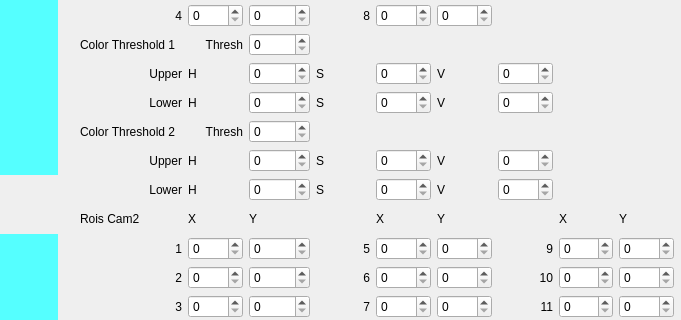
First picture: the form in Simulation.ui, repository rigoletiny/ovos_moles_gui, before the edit; both pictures show x 343 to 1024 and y 116 to 436 of the 1024 by 724 pixel window.
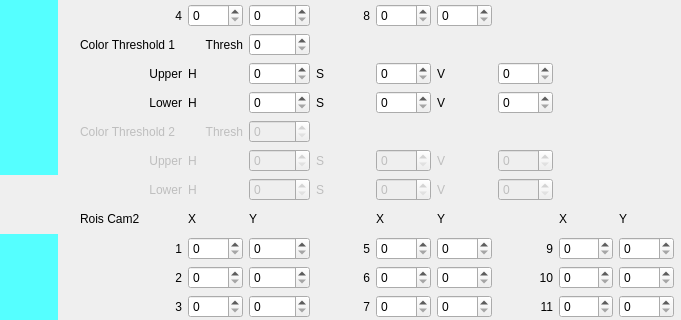
Second picture: the form after the edit.

Commit message: Disabling un-used parameters

```diff
--- a/Simulation.ui
+++ b/Simulation.ui
@@ -121,6 +121,9 @@
     </property>
     <item row="10" column="5">
      <widget class="QLabel" name="label_36">
+      <property name="enabled">
+       <bool>false</bool>
+      </property>
       <property name="text">
        <string>V</string>
       </property>
@@ -128,6 +131,9 @@
     </item>
     <item row="10" column="1">
      <widget class="QLabel" name="label_34">
+      <property name="enabled">
+       <bool>false</bool>
+      </property>
       <property name="text">
        <string>H</string>
       </property>
@@ -135,6 +141,9 @@
     </item>
     <item row="10" column="6">
      <widget class="QSpinBox" name="tresh_2_V_upper">
+      <property name="enabled">
+       <bool>false</bool>
+      </property>
       <property name="maximum">
        <number>255</number>
       </property>
@@ -142,6 +151,9 @@
     </item>
     <item row="10" column="4">
      <widget class="QSpinBox" name="tresh_2_S_upper">
+      <property name="enabled">
+       <bool>false</bool>
+      </property>
       <property name="maximum">
        <number>255</number>
       </property>
@@ -387,6 +399,9 @@
     </item>
     <item row="10" column="3">
      <widget class="QLabel" name="label_35">
+      <property name="enabled">
+       <bool>false</bool>
+      </property>
       <property name="text">
        <string>S</string>
       </property>
@@ -990,6 +1005,9 @@
     </item>
     <item row="9" column="0">
      <widget class="QLabel" name="label_33">
+      <property name="enabled">
+       <bool>false</bool>
+      </property>
       <property name="text">
        <string>Color Threshold 2</string>
       </property>
@@ -997,6 +1015,9 @@
     </item>
     <item row="10" column="2">
      <widget class="QSpinBox" name="tresh_2_H_upper">
+      <property name="enabled">
+       <bool>false</bool>
+      </property>
       <property name="maximum">
        <number>360</number>
       </property>
@@ -1073,6 +1094,9 @@
     </item>
     <item row="11" column="1">
      <widget class="QLabel" name="label_60">
+      <property name="enabled">
+       <bool>false</bool>
+      </property>
       <property name="text">
        <string>H</string>
       </property>
@@ -1080,6 +1104,9 @@
     </item>
     <item row="10" column="0">
      <widget class="QLabel" name="label_61">
+      <property name="enabled">
+       <bool>false</bool>
+      </property>
       <property name="layoutDirection">
        <enum>Qt::LeftToRight</enum>
       </property>
@@ -1093,6 +1120,9 @@
     </item>
     <item row="11" column="0">
      <widget class="QLabel" name="label_62">
+      <property name="enabled">
+       <bool>false</bool>
+      </property>
       <property name="text">
        <string>Lower</string>
       </property>
@@ -1103,6 +1133,9 @@
     </item>
     <item row="11" column="3">
      <widget class="QLabel" name="label_63">
+      <property name="enabled">
+       <bool>false</bool>
+      </property>
       <property name="text">
        <string>S</string>
       </property>
@@ -1110,6 +1143,9 @@
     </item>
     <item row="11" column="5">
      <widget class="QLabel" name="label_64">
+      <property name="enabled">
+       <bool>false</bool>
+      </property>
       <property name="text">
        <string>V</string>
       </property>
@@ -1117,6 +1153,9 @@
     </item>
     <item row="11" column="2">
      <widget class="QSpinBox" name="tresh_2_H_lower">
+      <property name="enabled">
+       <bool>false</bool>
+      </property>
       <property name="maximum">
        <number>360</number>
       </property>
@@ -1124,6 +1163,9 @@
     </item>
     <item row="11" column="4">
      <widget class="QSpinBox" name="tresh_2_S_lower">
+      <property name="enabled">
+       <bool>false</bool>
+      </property>
       <property name="maximum">
        <number>255</number>
       </property>
@@ -1131,6 +1173,9 @@
     </item>
     <item row="11" column="6">
      <widget class="QSpinBox" name="tresh_2_V_lower">
+      <property name="enabled">
+       <bool>false</bool>
+      </property>
       <property name="maximum">
        <number>255</number>
       </property>
@@ -1138,6 +1183,9 @@
     </item>
     <item row="9" column="1">
      <widget class="QLabel" name="label_2">
+      <property name="enabled">
+       <bool>false</bool>
+      </property>
       <property name="text">
        <string>Thresh</string>
       </property>
@@ -1148,6 +1196,9 @@
     </item>
     <item row="9" column="2">
      <widget class="QSpinBox" name="tresh_2">
+      <property name="enabled">
+       <bool>false</bool>
+      </property>
       <property name="maximum">
        <number>99999</number>
       </property>
```
